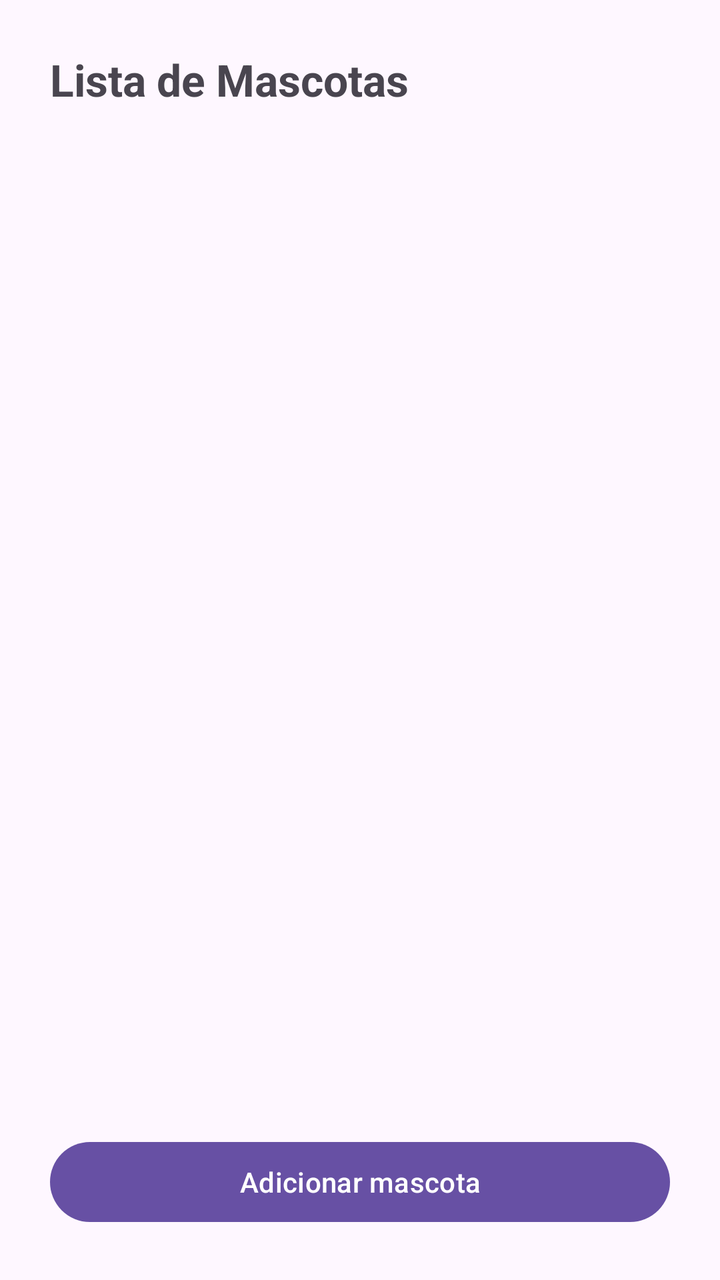
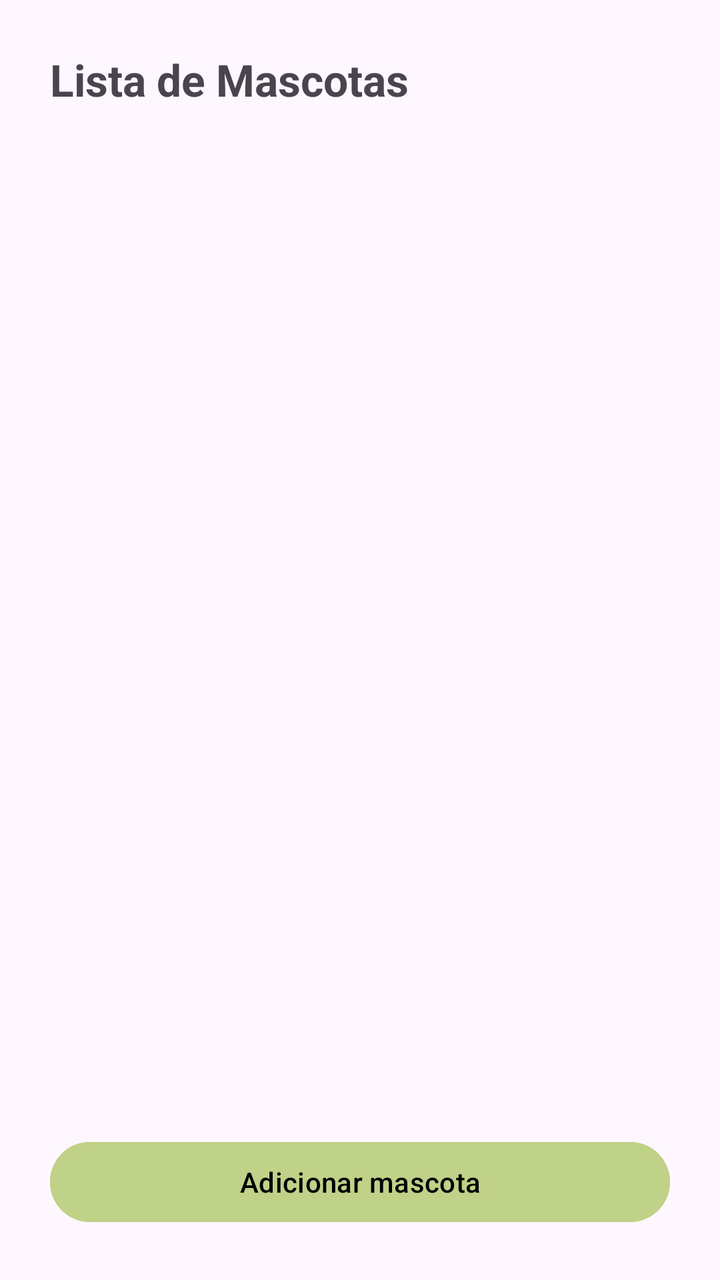

Compare the two renders of this Android layout. The source of the first and the diff that turns it into the second are given below.
<!-- AndroidManifest.xml: application theme Theme.CrudMascotas -->
<!-- res/layout/activity_main.xml -->
<?xml version="1.0" encoding="utf-8"?>
<androidx.constraintlayout.widget.ConstraintLayout
    xmlns:android="http://schemas.android.com/apk/res/android"
    xmlns:app="http://schemas.android.com/apk/res-auto"
    xmlns:tools="http://schemas.android.com/tools"
    android:id="@+id/main"
    android:layout_width="match_parent"
    android:layout_height="match_parent"
    android:padding="25dp"
    tools:context=".MainActivity">

    <TextView
        android:id="@+id/tvTitulo"
        android:layout_width="wrap_content"
        android:layout_height="wrap_content"
        android:text="Lista de Mascotas"
        android:textSize="22sp"
        android:textStyle="bold"
        app:layout_constraintTop_toTopOf="parent"
        app:layout_constraintStart_toStartOf="parent" />

    <androidx.recyclerview.widget.RecyclerView
        android:id="@+id/recyclerMascotas"
        android:layout_width="0dp"
        android:layout_height="0dp"
        android:layout_marginTop="16dp"
        android:layout_marginBottom="16dp"
        app:layout_constraintTop_toBottomOf="@id/tvTitulo"
        app:layout_constraintBottom_toTopOf="@id/btnAdd"
        app:layout_constraintStart_toStartOf="parent"
        app:layout_constraintEnd_toEndOf="parent" />

    <Button
        android:id="@+id/btnAdd"
        android:layout_width="0dp"
        android:layout_height="wrap_content"
        android:text="Adicionar mascota"
        app:layout_constraintBottom_toBottomOf="parent"
        app:layout_constraintStart_toStartOf="parent"
        app:layout_constraintEnd_toEndOf="parent" />

</androidx.constraintlayout.widget.ConstraintLayout>
<!-- resources referenced by this layout -->
<resources>
  <style name="Theme.CrudMascotas" parent="Base.Theme.CrudMascotas" />
  <style name="Base.Theme.CrudMascotas" parent="Theme.Material3.DayNight.NoActionBar">
          
          
      </style>
</resources>

<!-- the commit's change to res/layout/activity_main.xml (unified diff, before → after) -->
@@ -35,6 +35,8 @@
         android:layout_width="0dp"
         android:layout_height="wrap_content"
         android:text="Adicionar mascota"
+        android:backgroundTint="@color/verde_o"
+        android:textColor="@color/black"
         app:layout_constraintBottom_toBottomOf="parent"
         app:layout_constraintStart_toStartOf="parent"
         app:layout_constraintEnd_toEndOf="parent" />
<!-- resource entries referenced after the edit -->
@@ -1,5 +1,7 @@
 <!-- resources referenced by this layout -->
 <resources>
+  <color name="black">#FF000000</color>
+  <color name="verde_o">#C0D188</color>
   <style name="Theme.CrudMascotas" parent="Base.Theme.CrudMascotas" />
   <style name="Base.Theme.CrudMascotas" parent="Theme.Material3.DayNight.NoActionBar">
           
